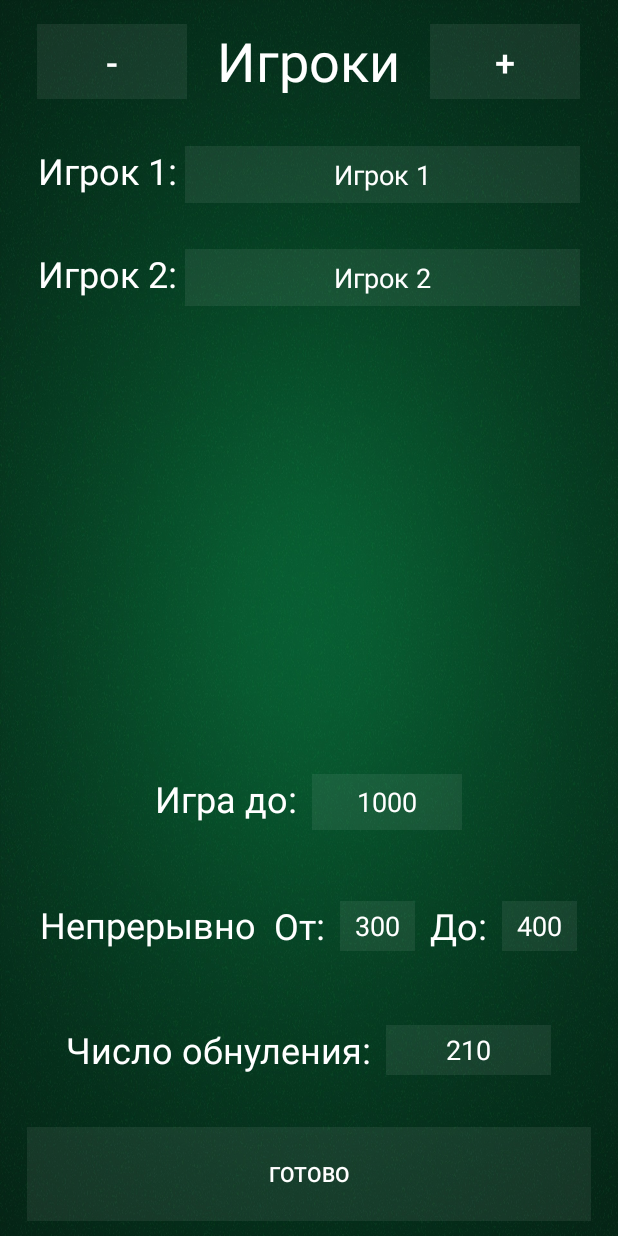
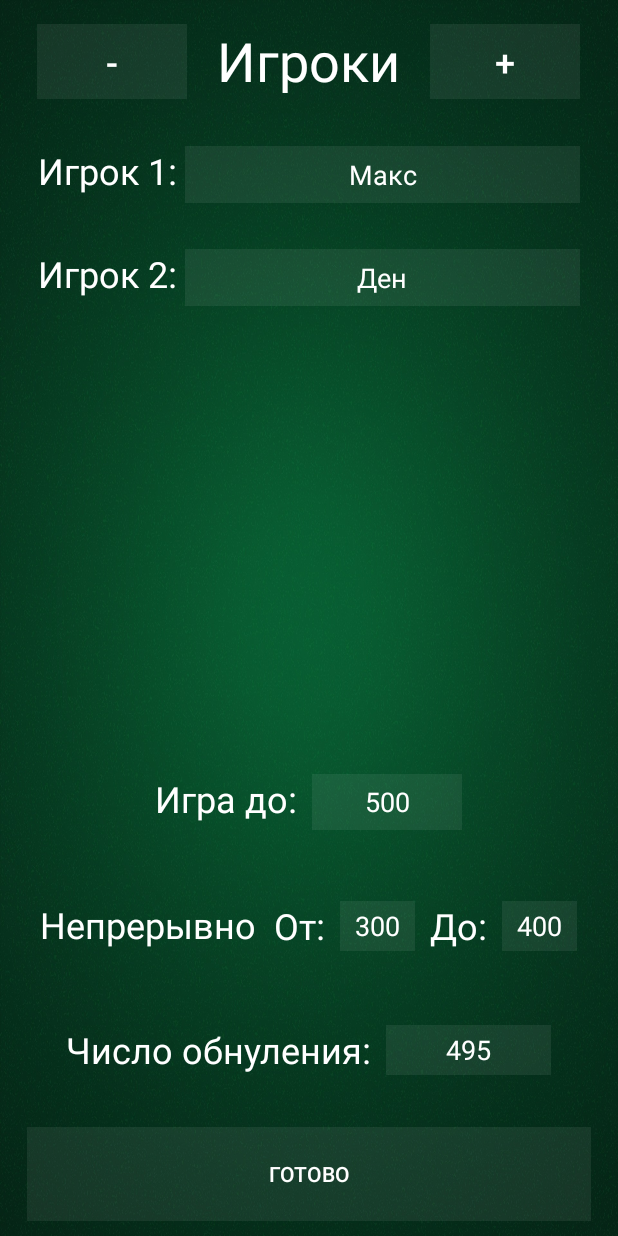
Before and after one commit to aimlyaa/five_dices_game, an Android app: the CreateGameActivity screen opened directly, with no data from a screen before it, on a phone screen of 412 x 824 dp. Run offline under Robolectric (Android 15) with nearby library versions, the phone set to English and light mode, and no system bars.

Commit message:
code update

```diff
--- a/app/src/main/res/values/strings.xml
+++ b/app/src/main/res/values/strings.xml
@@ -42,11 +42,11 @@
     <string name="StatsScoreHeaderTitle">Счет</string>
     <string name="GameLimit">Игра до:</string>
     <string name="burnedScore"></string>
-    <string name="cg_nameText">Игрок 1</string>
+    <string name="cg_nameText">Макс</string>
     <string name="cg_nameText3">Игрок 3</string>
     <string name="cs_nameText4">Игрок 4</string>
     <string name="cg_nameText6">Игрок 6</string>
-    <string name="cg_maxScoreGame_default">1000</string>
+    <string name="cg_maxScoreGame_default">500</string>
     <string name="cg_NameText5">Игрок 5</string>
     <string name="cs_textView4">Непрерывно</string>
     <string name="cg_textView12">От:</string>
@@ -54,6 +54,6 @@
     <string name="cg_textView13">До:</string>
     <string name="cg_burnedScoreEnd_default">400</string>
     <string name="cg_textView14">Число обнуления:</string>
-    <string name="cg_nullableScore_default">210</string>
-    <string name="cg_nameText2">Игрок 2</string>
+    <string name="cg_nullableScore_default">495</string>
+    <string name="cg_nameText2">Ден</string>
 </resources>
```
Also changed, not shown: app/src/main/java/com/example/kosti/Game.java (+33 -2 lines).
